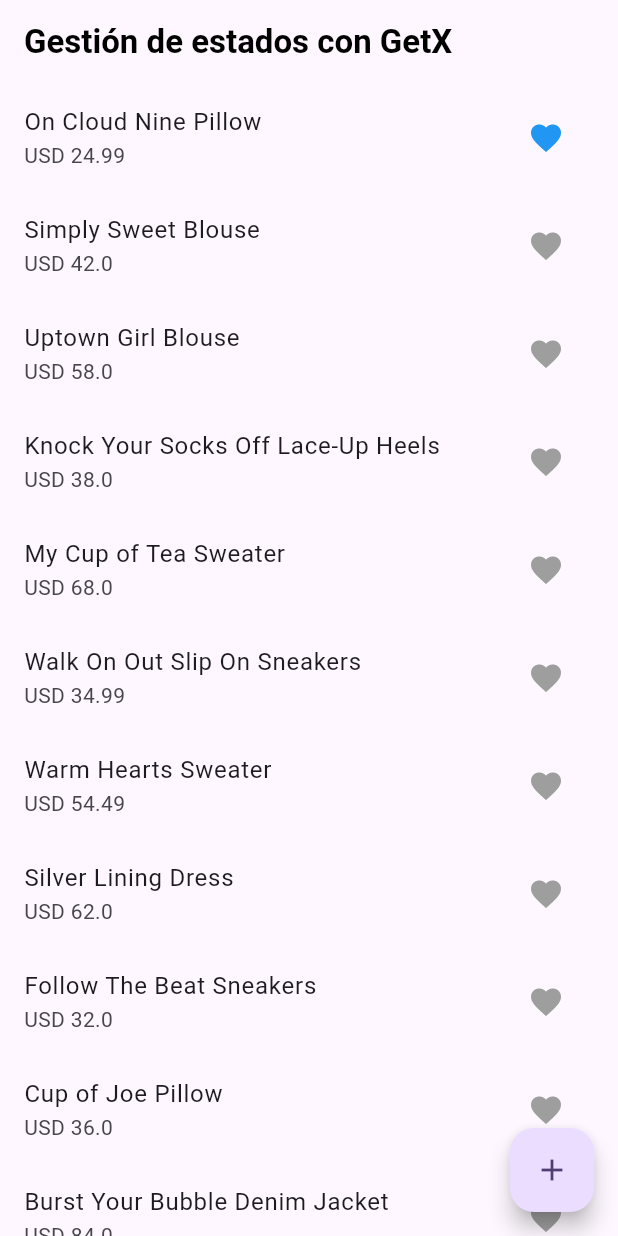
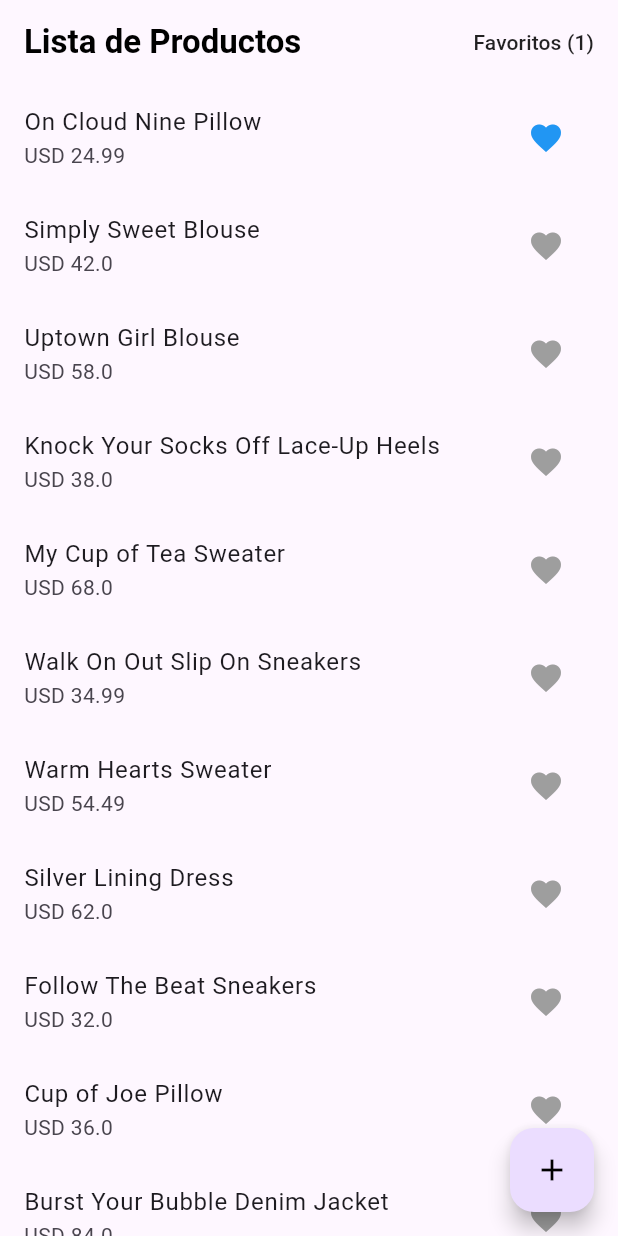
Before and after one commit to AESL82/getx_demo_1, a Flutter app: the screen it shows after launch, after a tap on the "favorite" icon, on a phone screen of 412 x 824 dp. Run offline on Flutter 3.47's test engine with Material 3 defaults, Android fonts, the phone set to English and light mode, and no system bars; our stand-ins replace dio, get; accounts and stored records are empty; network calls fail.

Commit message:
Estados globales con GetX - parte 3.
AppBar con el número de elementos seleccionados.

Ajuste en la clase home_page.dart para mostrar la cantidad de favoritos agregados (o retirados).

```diff
--- a/lib/pages/home_page.dart
+++ b/lib/pages/home_page.dart
@@ -1,5 +1,6 @@
 import 'package:flutter/material.dart';
 import 'package:get/state_manager.dart';
+import 'package:getx_demo_1/controllers/global_controller.dart';
 import 'package:getx_demo_1/controllers/home_controller.dart';
 import 'package:getx_demo_1/pages/home_page_widgets/home_label.dart';
 import 'package:getx_demo_1/pages/home_page_widgets/home_list.dart';
@@ -17,12 +18,21 @@ class HomePage extends StatelessWidget {
           return Scaffold(
             appBar: AppBar(
               title: const Text(
-                'Gestión de estados con GetX',
+                'Lista de Productos',
                 style: TextStyle(
                   color: Colors.black,
                   fontWeight: FontWeight.bold,
                 ),
               ),
+              actions: [
+                GetBuilder<GlobalController>(
+                  id: 'favorites',
+                  builder: (_) => MaterialButton(
+                    child: Text("Favoritos (${_.favorites.length})"),
+                    onPressed: () {},
+                  ),
+                )
+              ],
             ),
             // Lista de usuarios recogidos de la API de pruebas.
             //body: const HomeList(),
@@ -32,7 +42,12 @@ class HomePage extends StatelessWidget {
               onPressed: () {
                 controller.increment();
               },
-              child: const Icon(Icons.add),
+              //child: const Icon(Icons.add),
+              child: IconButton(
+                icon: const Icon(Icons.add),
+                onPressed: () {},
+                color: Colors.black,
+              ),
             ),
           );
         });
```
Also changed, not shown: lib/controllers/home_controller.dart (+0 -8 lines).
